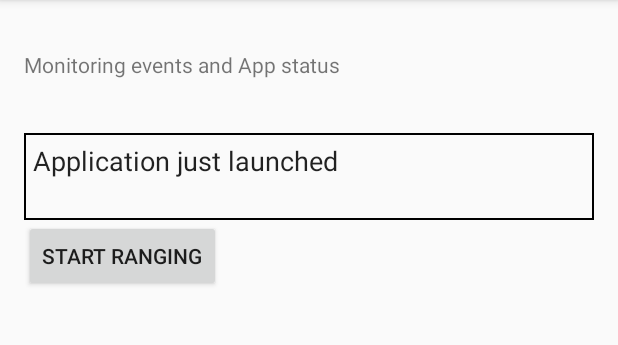
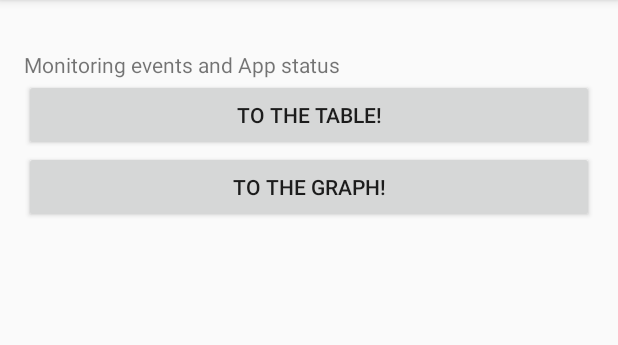
Before and after one commit to CaptBlackTea/Beaconite, an Android app: the screen it shows after launch (MainActivity), on a phone screen of 412 x 824 dp, the part 84-429 px from its top. Run offline under Robolectric (Android 15) with nearby library versions, the phone set to English and light mode, and no system bars; libraries missing offline, so code that uses them is left out: org.altbeacon.beacon; 2 statements that could not run were skipped.

Commit message:
Big refactoring work in progress: Core functionality moved to MainActivity and BeaconDataService
** successfully refactored main functionality to the MainActivity
** ReferenceApplication is still out of use
** MainActivity handles the start of the DataService and the BeaconSimulation and has Buttons to start Table and Graph Activities
** DataService fills itself with the data received by the BeaconSimulator.
** Table view of the currently seen Beacons still works as it should (a live view of the data  coming in)
** Graph still plots the signals of the recorded beacons (by the DataService) over time

```diff
--- a/app/src/main/java/com/example/deas/beaconite/GraphActivity.java
+++ b/app/src/main/java/com/example/deas/beaconite/GraphActivity.java
@@ -163,6 +163,8 @@ public class GraphActivity extends AppCompatActivity {
 
 	private LineGraphSeries<DataPoint> makeSerie(Beacon b, Map<Long, Integer> timeRssiMap) {
 		LineGraphSeries<DataPoint> beaconSerie = new LineGraphSeries<>();
+
+		// the graph library needs a sorted data structure!
 		SortedMap<Long, Integer> sortedMap = new TreeMap<>(timeRssiMap);
 
 		for (Map.Entry<Long, Integer> entry : sortedMap.entrySet()) {
--- a/app/src/main/java/com/example/deas/beaconite/MainActivity.java
+++ b/app/src/main/java/com/example/deas/beaconite/MainActivity.java
@@ -2,17 +2,20 @@ package com.example.deas.beaconite;
 
 import android.Manifest;
 import android.annotation.TargetApi;
+import android.content.ComponentName;
 import android.content.DialogInterface;
 import android.content.Intent;
+import android.content.ServiceConnection;
 import android.content.pm.PackageManager;
 import android.os.Build;
 import android.os.Bundle;
+import android.os.IBinder;
 import android.support.v7.app.AlertDialog;
 import android.support.v7.app.AppCompatActivity;
 import android.util.Log;
 import android.view.View;
-import android.widget.EditText;
 
+import org.altbeacon.beacon.BeaconConsumer;
 import org.altbeacon.beacon.BeaconManager;
 
 /**
@@ -32,11 +35,62 @@ import org.altbeacon.beacon.BeaconManager;
  * @author dea 25.6.2016
  */
 
-public class MainActivity extends AppCompatActivity {
+public class MainActivity extends AppCompatActivity implements BeaconConsumer {
 	protected static final String TAG = "MainActivity";
 	private static final int PERMISSION_REQUEST_COARSE_LOCATION = 1;
 
+//	private BeaconManager beaconManager = BeaconManager.getInstanceForApplication(this);
+
+	// the Service
+	private BeaconDataService mService;
+	private boolean mIsBound = false;
 	private Intent beaconDataServiceIntent;
+
+	/**
+	 * Defines callbacks for service binding, passed to bindService()
+	 */
+	private ServiceConnection mConnection
+			= new ServiceConnection() {
+
+		@Override
+		public void onServiceConnected(ComponentName className, IBinder service) {
+			// We've bound to BeaconDataService, cast the IBinder and get BeaconDataService instance
+
+			// This is called when the connection with the service has been
+			// established, giving us the service object we can use to
+			// interact with the service.  Because we have bound to a explicit
+			// service that we know is running in our own process, we can
+			// cast its IBinder to a concrete class and directly access it.
+
+			BeaconDataService.BeaconDataBinder serviceBinder = (BeaconDataService.BeaconDataBinder)
+					service;
+			mService = serviceBinder.getService();
+			mIsBound = true;
+
+			Log.d(TAG, "------ on Service connected was called. mService, mIsBound: " + mService
+					+ ", " + mIsBound);
+
+			Log.d(TAG, "AllMyBeacons " + mService.getAllMyBeacons());
+
+		}
+
+		@Override
+		public void onServiceDisconnected(ComponentName arg0) {
+			mIsBound = false;
+			Log.d(TAG, "********** SERVICE WAS DISCONNECTED!");
+		}
+	};
+
+//	private RangeNotifier beaconNotifier = new RangeNotifier() {
+//		@Override
+//		public void didRangeBeaconsInRegion(final Collection<Beacon> beacons, Region region) {
+//
+//			if (mService != null) {
+//				mService.addAllBeacons(beacons, System.currentTimeMillis());
+//			}
+//		}
+//	};
+
 
 	/**
 	 * Check permissions needes for this app. Start BeaconDataService.
@@ -75,6 +129,11 @@ public class MainActivity extends AppCompatActivity {
 
 		// Start the BeaconSimulator
 		BeaconManager.setBeaconSimulator(new MyBeaconsSimulator(4));
+
+//		beaconManager.getBeaconParsers().add(new BeaconParser().setBeaconLayout("m:0-3=4c000215,i:4-19,i:20-21,i:22-23,p:24-24"));
+//
+//		// bind the Beacon notifier
+//		beaconManager.bind(this);
 
 		// start beaconDataService
 		beaconDataServiceIntent = new Intent(this, BeaconDataService.class);
@@ -131,15 +190,33 @@ public class MainActivity extends AppCompatActivity {
 //		((BeaconReferenceApplication) this.getApplicationContext()).setMainActivity(null);
 	}
 
+	@Override
+	public void onDestroy() {
+		super.onDestroy();
+	}
+
 	public void logToDisplay(final String line) {
-		runOnUiThread(new Runnable() {
-			public void run() {
-				EditText editText = (EditText) MainActivity.this
-						.findViewById(R.id.monitoringText);
-				editText.append(line + "\n");
+//		runOnUiThread(new Runnable() {
+//			public void run() {
+//				EditText editText = (EditText) MainActivity.this
+//						.findViewById(R.id.monitoringText);
+//				editText.append(line + "\n");
+//
+//			}
+//		});
+	}
 
-			}
-		});
+	/**
+	 * Shall be called when the Application is to be shut down:
+	 * stop all services and so on.
+	 *
+	 * @param view
+	 */
+	@TargetApi(Build.VERSION_CODES.LOLLIPOP)
+	public void exitBeaconite(View view) {
+		mService.stopSelf();
+		// TODO: what else?
+		this.finishAndRemoveTask();
 	}
 
 	private void verifyBluetooth() {
@@ -174,4 +251,28 @@ public class MainActivity extends AppCompatActivity {
 			});
 		}
 	}
+
+	@Override
+	public void onBeaconServiceConnect() {
+//		if (!beaconManager.getRangingNotifiers().contains(beaconNotifier)) {
+//			beaconManager.addRangeNotifier(beaconNotifier);
+//		}
+//		try {
+//			beaconManager.startRangingBeaconsInRegion(new Region("myRangingUniqueId", null, null, null));
+//
+//
+//		} catch (RemoteException e) {
+//			Log.i(TAG, "------ Exception!" + e);
+//		}
+	}
+
+	/**
+	 * Starts the GraphActivity.
+	 *
+	 * @param view
+	 */
+	public void onGraphBtnClicked(View view) {
+		Intent myIntent = new Intent(this, GraphActivity.class);
+		this.startActivity(myIntent);
+	}
 }
--- a/app/src/main/res/layout/activity_main.xml
+++ b/app/src/main/res/layout/activity_main.xml
@@ -1,5 +1,5 @@
 <?xml version="1.0" encoding="utf-8"?>
-<RelativeLayout
+<LinearLayout
     xmlns:android="http://schemas.android.com/apk/res/android"
     xmlns:tools="http://schemas.android.com/tools"
     android:layout_width="match_parent"
@@ -8,7 +8,8 @@
     android:paddingLeft="@dimen/activity_horizontal_margin"
     android:paddingRight="@dimen/activity_horizontal_margin"
     android:paddingTop="@dimen/activity_vertical_margin"
-    tools:context=".MainActivity">
+    tools:context=".MainActivity"
+    android:orientation="vertical">
 
     <TextView
         android:id="@+id/textView1"
@@ -19,29 +20,37 @@
         android:layout_marginTop="17dp"
         android:text="Monitoring events and App status"/>
 
-    <EditText
-        android:id="@+id/monitoringText"
+    <!--<EditText-->
+    <!--android:id="@+id/monitoringText"-->
+    <!--android:layout_width="match_parent"-->
+    <!--android:layout_height="wrap_content"-->
+    <!--android:layout_alignParentLeft="true"-->
+    <!--android:layout_below="@+id/textView1"-->
+    <!--android:layout_marginTop="36dp"-->
+    <!--android:background="@drawable/textview_border"-->
+    <!--android:ems="10"-->
+    <!--android:gravity="left|top"-->
+    <!--android:inputType="textMultiLine"-->
+    <!--android:padding="6dip">-->
+
+    <!--<requestFocus/>-->
+    <!--</EditText>-->
+
+    <Button
+        android:id="@+id/rangingActivity_Btn"
         android:layout_width="match_parent"
         android:layout_height="wrap_content"
         android:layout_alignParentLeft="true"
-        android:layout_below="@+id/textView1"
-        android:layout_marginTop="36dp"
-        android:background="@drawable/textview_border"
-        android:ems="10"
-        android:gravity="left|top"
-        android:inputType="textMultiLine"
-        android:padding="6dip">
-
-        <requestFocus/>
-    </EditText>
+        android:onClick="onRangingClicked"
+        android:text="@string/rangingTable"/>
 
     <Button
-        android:id="@+id/Button01"
-        android:layout_width="wrap_content"
+        android:id="@+id/graphActivity_Btn"
+        android:layout_width="match_parent"
         android:layout_height="wrap_content"
-        android:layout_alignParentLeft="true"
-        android:layout_below="@+id/monitoringText"
-        android:onClick="onRangingClicked"
-        android:text="Start Ranging"/>
+        android:layout_gravity="center"
+        android:layout_weight="0"
+        android:onClick="onGraphBtnClicked"
+        android:text="@string/startGraphActivity"/>
 
-</RelativeLayout>
+</LinearLayout>
--- a/app/src/main/res/values/strings.xml
+++ b/app/src/main/res/values/strings.xml
@@ -23,4 +23,5 @@
     <string name="cacheRecordText">Create a new cache or pick a cache from list</string>
     <string name="startGraphActivity">To the Graph!</string>
     <string name="newCache">New Cache</string>
+    <string name="rangingTable">To the table!</string>
 </resources>
```
Also changed, not shown: app/src/main/java/com/example/deas/beaconite/BeaconDataService.java (+69 -8 lines), app/src/main/java/com/example/deas/beaconite/BeaconOverviewTable.java (+21 -25 lines), app/src/main/java/com/example/deas/beaconite/RangingActivity.java (+57 -72 lines), app/src/main/res/layout/activity_ranging_table.xml (+8 -8 lines), 1 other file.
